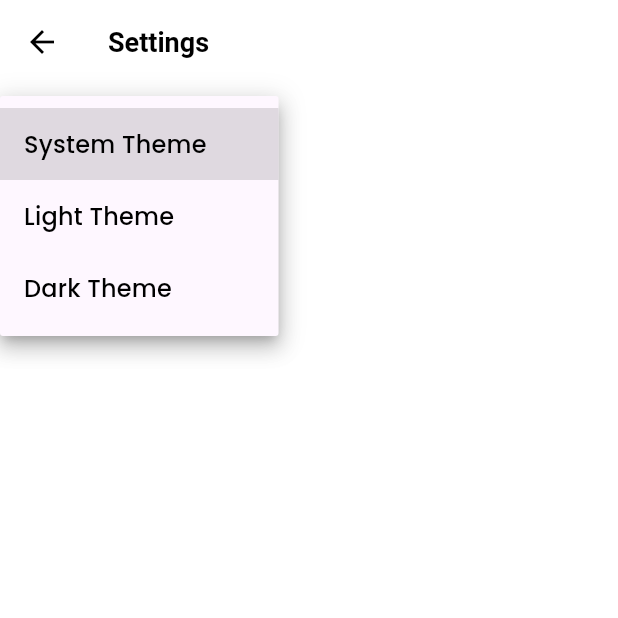
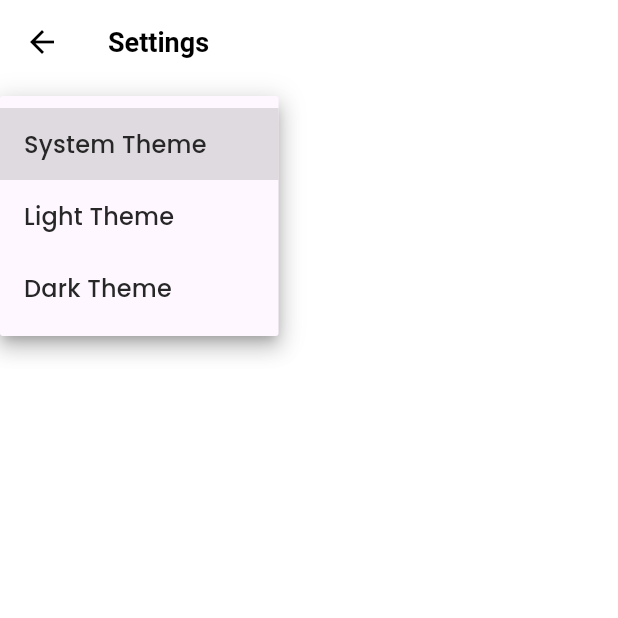
Before and after one commit to AlessandroPozzoni/monch, a Flutter app: the SettingsView screen opened by its route, after a tap on "System Theme", on a phone screen of 412 x 824 dp, the top half of it. Run offline on Flutter 3.47's test engine with Material 3 defaults, Android fonts, the phone set to English and light mode, and no system bars; our stand-ins replace get, get_storage, logger; accounts and stored records are empty; generated files the repository leaves out were written again.

Commit message:
Implemented color palette in theme.

```diff
--- a/lib/src/utils/theme/custom_themes/text_theme.dart
+++ b/lib/src/utils/theme/custom_themes/text_theme.dart
@@ -1,40 +1,41 @@
 import 'package:flutter/material.dart';
+import 'package:monch/src/utils/constants/colors.dart';
 
 class MonchTextTheme {
   MonchTextTheme._();
 
   static TextTheme lightTextTheme = TextTheme(
-    headlineLarge: const TextStyle().copyWith(fontSize: 32.0, fontWeight: FontWeight.bold, color: Colors.black),
-    headlineMedium: const TextStyle().copyWith(fontSize: 24.0, fontWeight: FontWeight.w600, color: Colors.black),
-    headlineSmall: const TextStyle().copyWith(fontSize: 18.0, fontWeight: FontWeight.w600, color: Colors.white),
+    headlineLarge: const TextStyle().copyWith(fontSize: 32.0, fontWeight: FontWeight.bold, color: MonchColors.textSecondary),
+    headlineMedium: const TextStyle().copyWith(fontSize: 24.0, fontWeight: FontWeight.w600, color: MonchColors.textSecondary),
+    headlineSmall: const TextStyle().copyWith(fontSize: 18.0, fontWeight: FontWeight.w600, color: MonchColors.textSecondary),
 
-    titleLarge: const TextStyle().copyWith(fontSize: 16.0, fontWeight: FontWeight.w600, color: Colors.black),
-    titleMedium: const TextStyle().copyWith(fontSize: 16.0, fontWeight: FontWeight.w500, color: Colors.black),
-    titleSmall: const TextStyle().copyWith(fontSize: 16.0, fontWeight: FontWeight.w400, color: Colors.black),
+    titleLarge: const TextStyle().copyWith(fontSize: 16.0, fontWeight: FontWeight.w600, color: MonchColors.textPrimary),
+    titleMedium: const TextStyle().copyWith(fontSize: 16.0, fontWeight: FontWeight.w500, color: MonchColors.textPrimary),
+    titleSmall: const TextStyle().copyWith(fontSize: 16.0, fontWeight: FontWeight.w400, color: MonchColors.textPrimary),
 
-    bodyLarge: const TextStyle().copyWith(fontSize: 14.0, fontWeight: FontWeight.w500, color: Colors.black),
-    bodyMedium: const TextStyle().copyWith(fontSize: 14.0, fontWeight: FontWeight.normal, color: Colors.black),
-    bodySmall: const TextStyle().copyWith(fontSize: 14.0, fontWeight: FontWeight.w500, color: Colors.black.withOpacity(0.5)),
+    bodyLarge: const TextStyle().copyWith(fontSize: 14.0, fontWeight: FontWeight.w500, color: MonchColors.textPrimary),
+    bodyMedium: const TextStyle().copyWith(fontSize: 14.0, fontWeight: FontWeight.normal, color: MonchColors.textPrimary),
+    bodySmall: const TextStyle().copyWith(fontSize: 14.0, fontWeight: FontWeight.w500, color: MonchColors.textPrimary.withOpacity(0.5)),
 
-    labelMedium: const TextStyle().copyWith(fontSize: 12.0, fontWeight: FontWeight.normal, color: Colors.black),
-    labelSmall: const TextStyle().copyWith(fontSize: 12.0, fontWeight: FontWeight.normal, color: Colors.black.withOpacity(0.5)),
+    labelMedium: const TextStyle().copyWith(fontSize: 12.0, fontWeight: FontWeight.normal, color: MonchColors.textSecondary),
+    labelSmall: const TextStyle().copyWith(fontSize: 12.0, fontWeight: FontWeight.normal, color: MonchColors.textSecondary.withOpacity(0.5)),
   );
 
   static TextTheme darkTextTheme = TextTheme(
-    headlineLarge: const TextStyle().copyWith(fontSize: 32.0, fontWeight: FontWeight.bold, color: Colors.white),
-    headlineMedium: const TextStyle().copyWith(fontSize: 24.0, fontWeight: FontWeight.w600, color: Colors.white),
-    headlineSmall: const TextStyle().copyWith(fontSize: 18.0, fontWeight: FontWeight.w600, color: Colors.white),
+    headlineLarge: const TextStyle().copyWith(fontSize: 32.0, fontWeight: FontWeight.bold, color: MonchColors.textSecondary),
+    headlineMedium: const TextStyle().copyWith(fontSize: 24.0, fontWeight: FontWeight.w600, color: MonchColors.textSecondary),
+    headlineSmall: const TextStyle().copyWith(fontSize: 18.0, fontWeight: FontWeight.w600, color: MonchColors.textSecondary),
 
-    titleLarge: const TextStyle().copyWith(fontSize: 16.0, fontWeight: FontWeight.w600, color: Colors.white),
-    titleMedium: const TextStyle().copyWith(fontSize: 16.0, fontWeight: FontWeight.w500, color: Colors.white),
-    titleSmall: const TextStyle().copyWith(fontSize: 16.0, fontWeight: FontWeight.w400, color: Colors.white),
+    titleLarge: const TextStyle().copyWith(fontSize: 16.0, fontWeight: FontWeight.w600, color: MonchColors.white),
+    titleMedium: const TextStyle().copyWith(fontSize: 16.0, fontWeight: FontWeight.w500, color: MonchColors.white),
+    titleSmall: const TextStyle().copyWith(fontSize: 16.0, fontWeight: FontWeight.w400, color: MonchColors.white),
 
-    bodyLarge: const TextStyle().copyWith(fontSize: 14.0, fontWeight: FontWeight.w500, color: Colors.white),
-    bodyMedium: const TextStyle().copyWith(fontSize: 14.0, fontWeight: FontWeight.normal, color: Colors.white),
-    bodySmall: const TextStyle().copyWith(fontSize: 14.0, fontWeight: FontWeight.w500, color: Colors.white.withOpacity(0.5)),
+    bodyLarge: const TextStyle().copyWith(fontSize: 14.0, fontWeight: FontWeight.w500, color: MonchColors.white),
+    bodyMedium: const TextStyle().copyWith(fontSize: 14.0, fontWeight: FontWeight.normal, color: MonchColors.white),
+    bodySmall: const TextStyle().copyWith(fontSize: 14.0, fontWeight: FontWeight.w500, color: MonchColors.white.withOpacity(0.5)),
 
-    labelMedium: const TextStyle().copyWith(fontSize: 12.0, fontWeight: FontWeight.normal, color: Colors.white),
-    labelSmall: const TextStyle().copyWith(fontSize: 12.0, fontWeight: FontWeight.normal, color: Colors.white.withOpacity(0.5)),
+    labelMedium: const TextStyle().copyWith(fontSize: 12.0, fontWeight: FontWeight.normal, color: MonchColors.textSecondary),
+    labelSmall: const TextStyle().copyWith(fontSize: 12.0, fontWeight: FontWeight.normal, color: MonchColors.textSecondary.withOpacity(0.5)),
 
   );
 
```
